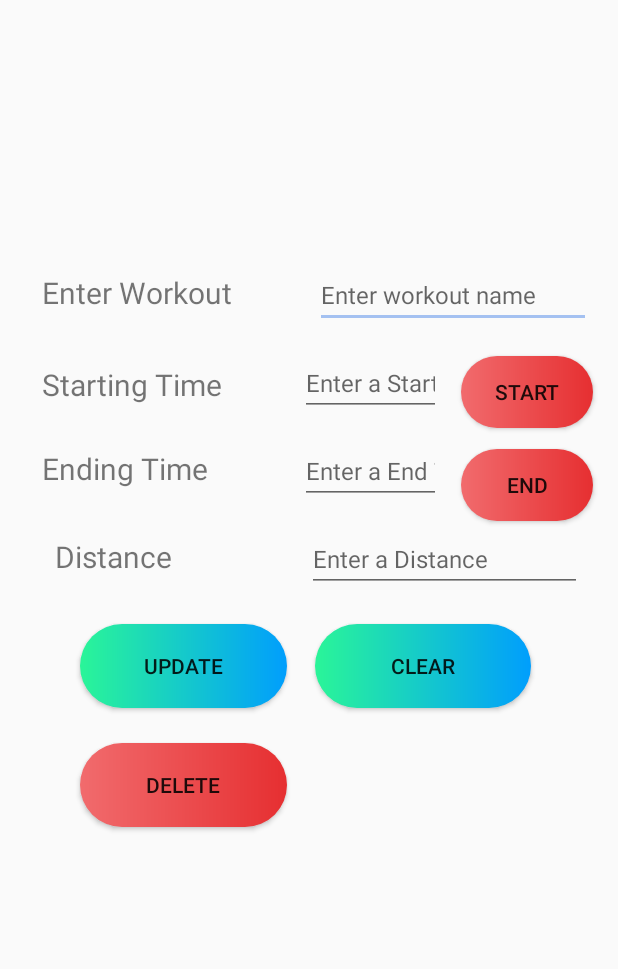
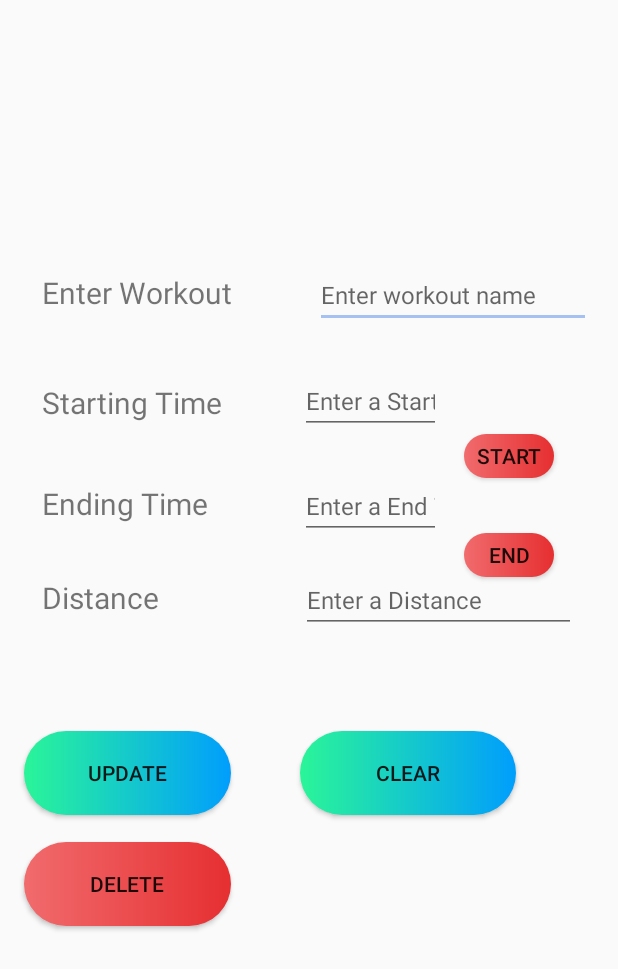
Before and after one commit to cobradashboard/DashHelper, an Android app: the update_plan screen opened directly, with no data from a screen before it, on a phone screen of 412 x 824 dp. Shown: the top 969 px of the screen. Run offline under Robolectric (Android 15) with nearby library versions, the phone set to English and light mode, and no system bars; Roboto replaces fonts that are not available here.

Commit message:
interface edit

```diff
--- a/app/src/main/res/layout/activity_update_plan.xml
+++ b/app/src/main/res/layout/activity_update_plan.xml
@@ -51,7 +51,7 @@
         app:layout_constraintHorizontal_bias="0.079"
         app:layout_constraintStart_toStartOf="parent"
         app:layout_constraintTop_toBottomOf="@+id/textView13"
-        app:layout_constraintVertical_bias="0.045"
+        app:layout_constraintVertical_bias="0.066"
         tools:text="@string/addstarttime" />
 
     <EditText
@@ -86,7 +86,7 @@
         app:layout_constraintHorizontal_bias="0.079"
         app:layout_constraintStart_toStartOf="parent"
         app:layout_constraintTop_toBottomOf="@+id/textView14"
-        app:layout_constraintVertical_bias="0.052"
+        app:layout_constraintVertical_bias="0.076"
         tools:text="@string/addendtime" />
 
     <EditText
@@ -115,10 +115,10 @@
         android:textSize="20sp"
         app:layout_constraintBottom_toBottomOf="parent"
         app:layout_constraintEnd_toEndOf="parent"
-        app:layout_constraintHorizontal_bias="0.115"
+        app:layout_constraintHorizontal_bias="0.079"
         app:layout_constraintStart_toStartOf="parent"
         app:layout_constraintTop_toBottomOf="@+id/Isdate"
-        app:layout_constraintVertical_bias="0.063"
+        app:layout_constraintVertical_bias="0.076"
         tools:text="@string/adddistance" />
 
     <EditText
@@ -146,7 +146,7 @@
         android:text="Update"
         app:layout_constraintBaseline_toBaselineOf="@+id/btnclrA"
         app:layout_constraintEnd_toEndOf="parent"
-        app:layout_constraintHorizontal_bias="0.175"
+        app:layout_constraintHorizontal_bias="0.031"
         app:layout_constraintStart_toStartOf="parent"
         tools:text="Update" />
 
@@ -162,37 +162,37 @@
         android:text="@string/clearviewbtn"
         app:layout_constraintBottom_toBottomOf="parent"
         app:layout_constraintEnd_toEndOf="parent"
-        app:layout_constraintHorizontal_bias="0.169"
+        app:layout_constraintHorizontal_bias="0.0"
         app:layout_constraintStart_toStartOf="parent"
         app:layout_constraintTop_toBottomOf="@+id/edit_diatance"
-        app:layout_constraintVertical_bias="0.059"
+        app:layout_constraintVertical_bias="0.194"
         tools:text="@string/clearviewbtn" />
 
     <Button
         android:id="@+id/start"
-        android:layout_width="wrap_content"
-        android:layout_height="wrap_content"
+        android:layout_width="60dp"
+        android:layout_height="29dp"
         android:background="@drawable/btnexam"
         android:text="start"
         app:layout_constraintBottom_toBottomOf="parent"
         app:layout_constraintEnd_toEndOf="parent"
-        app:layout_constraintHorizontal_bias="0.448"
+        app:layout_constraintHorizontal_bias="0.263"
         app:layout_constraintStart_toEndOf="@+id/edit_start"
         app:layout_constraintTop_toTopOf="parent"
-        app:layout_constraintVertical_bias="0.306" />
+        app:layout_constraintVertical_bias="0.364" />
 
     <Button
         android:id="@+id/end"
-        android:layout_width="wrap_content"
-        android:layout_height="wrap_content"
+        android:layout_width="60dp"
+        android:layout_height="29dp"
         android:background="@drawable/btnexam"
         android:text="end"
         app:layout_constraintBottom_toBottomOf="parent"
         app:layout_constraintEnd_toEndOf="parent"
-        app:layout_constraintHorizontal_bias="0.448"
+        app:layout_constraintHorizontal_bias="0.263"
         app:layout_constraintStart_toEndOf="@+id/edit_end"
         app:layout_constraintTop_toTopOf="parent"
-        app:layout_constraintVertical_bias="0.386" />
+        app:layout_constraintVertical_bias="0.447" />
 
     <Button
         android:id="@+id/delete"
@@ -202,10 +202,10 @@
         android:text="@string/btndelete"
         app:layout_constraintBottom_toBottomOf="parent"
         app:layout_constraintEnd_toEndOf="parent"
-        app:layout_constraintHorizontal_bias="0.194"
+        app:layout_constraintHorizontal_bias="0.058"
         app:layout_constraintStart_toStartOf="parent"
         app:layout_constraintTop_toBottomOf="@+id/update"
-        app:layout_constraintVertical_bias="0.079" />
+        app:layout_constraintVertical_bias="0.081" />
 
 
 </androidx.constraintlayout.widget.ConstraintLayout>
```
Also changed, not shown: app/src/main/res/layout/activity_add_plan.xml (+11 -10 lines).
